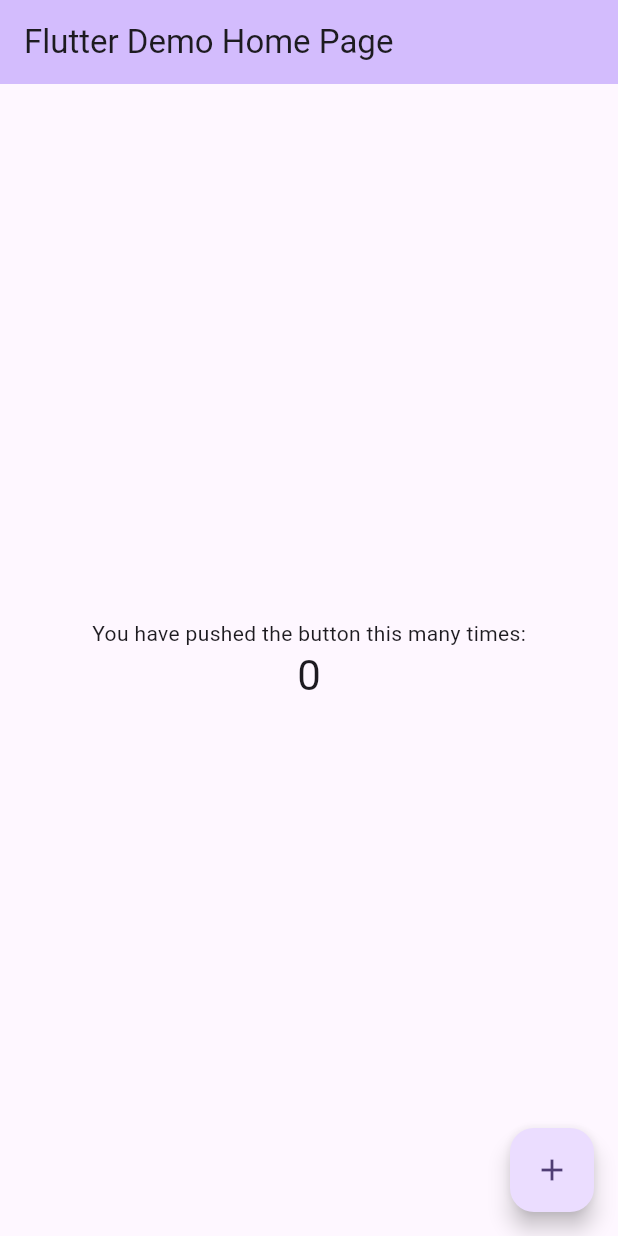
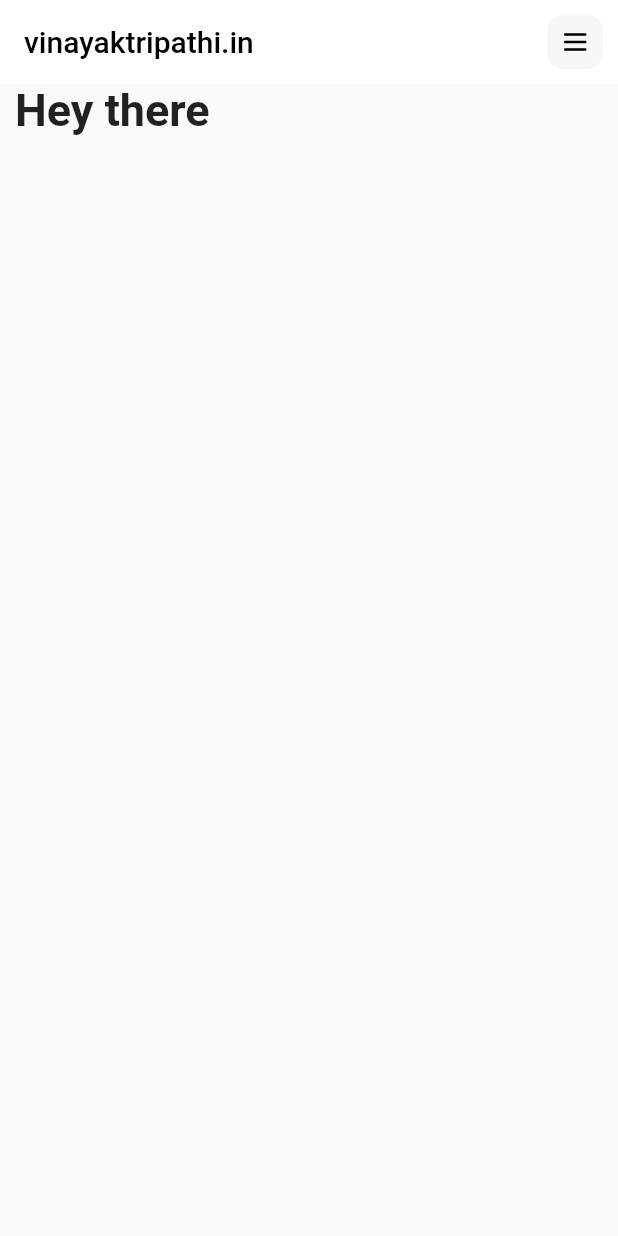
Before and after one commit to vinayaktripathi-in/portfolio-project-app, a Flutter app: the screen it shows after launch, on a phone screen of 412 x 824 dp. Run offline on Flutter 3.47's test engine with Material 2 defaults, Android fonts, the phone set to English and light mode, and no system bars; our stand-ins replace flutter_svg.

Commit message:
initial commit

```diff
--- a/lib/main.dart
+++ b/lib/main.dart
@@ -1,4 +1,5 @@
 import 'package:flutter/material.dart';
+import 'package:portfolio_app/pages/home.dart';
 
 void main() {
   runApp(const MyApp());
@@ -11,115 +12,13 @@ class MyApp extends StatelessWidget {
   @override
   Widget build(BuildContext context) {
     return MaterialApp(
-      title: 'Flutter Demo',
+      title: 'Portfolio Project',
+      debugShowCheckedModeBanner: false,
       theme: ThemeData(
-        // This is the theme of your application.
-        //
-        // TRY THIS: Try running your application with "flutter run". You'll see
-        // the application has a blue toolbar. Then, without quitting the app,
-        // try changing the seedColor in the colorScheme below to Colors.green
-        // and then invoke "hot reload" (save your changes or press the "hot
-        // reload" button in a Flutter-supported IDE, or press "r" if you used
-        // the command line to start the app).
-        //
-        // Notice that the counter didn't reset back to zero; the application
-        // state is not lost during the reload. To reset the state, use hot
-        // restart instead.
-        //
-        // This works for code too, not just values: Most code changes can be
-        // tested with just a hot reload.
-        colorScheme: ColorScheme.fromSeed(seedColor: Colors.deepPurple),
-        useMaterial3: true,
+        // colorScheme: ColorScheme.fromSeed(seedColor: Colors.deepPurpleAccent),
+        // useMaterial3: true,
       ),
-      home: const MyHomePage(title: 'Flutter Demo Home Page'),
+      home: const HomePage(),
     );
   }
 }
-
-class MyHomePage extends StatefulWidget {
-  const MyHomePage({super.key, required this.title});
-
-  // This widget is the home page of your application. It is stateful, meaning
-  // that it has a State object (defined below) that contains fields that affect
-  // how it looks.
-
-  // This class is the configuration for the state. It holds the values (in this
-  // case the title) provided by the parent (in this case the App widget) and
-  // used by the build method of the State. Fields in a Widget subclass are
-  // always marked "final".
-
-  final String title;
-
-  @override
-  State<MyHomePage> createState() => _MyHomePageState();
-}
-
-class _MyHomePageState extends State<MyHomePage> {
-  int _counter = 0;
-
-  void _incrementCounter() {
-    setState(() {
-      // This call to setState tells the Flutter framework that something has
-      // changed in this State, which causes it to rerun the build method below
-      // so that the display can reflect the updated values. If we changed
-      // _counter without calling setState(), then the build method would not be
-      // called again, and so nothing would appear to happen.
-      _counter++;
-    });
-  }
-
-  @override
-  Widget build(BuildContext context) {
-    // This method is rerun every time setState is called, for instance as done
-    // by the _incrementCounter method above.
-    //
-    // The Flutter framework has been optimized to make rerunning build methods
-    // fast, so that you can just rebuild anything that needs updating rather
-    // than having to individually change instances of widgets.
-    return Scaffold(
-      appBar: AppBar(
-        // TRY THIS: Try changing the color here to a specific color (to
-        // Colors.amber, perhaps?) and trigger a hot reload to see the AppBar
-        // change color while the other colors stay the same.
-        backgroundColor: Theme.of(context).colorScheme.inversePrimary,
-        // Here we take the value from the MyHomePage object that was created by
-        // the App.build method, and use it to set our appbar title.
-        title: Text(widget.title),
-      ),
-      body: Center(
-        // Center is a layout widget. It takes a single child and positions it
-        // in the middle of the parent.
-        child: Column(
-          // Column is also a layout widget. It takes a list of children and
-          // arranges them vertically. By default, it sizes itself to fit its
-          // children horizontally, and tries to be as tall as its parent.
-          //
-          // Column has various properties to control how it sizes itself and
-          // how it positions its children. Here we use mainAxisAlignment to
-          // center the children vertically; the main axis here is the vertical
-          // axis because Columns are vertical (the cross axis would be
-          // horizontal).
-          //
-          // TRY THIS: Invoke "debug painting" (choose the "Toggle Debug Paint"
-          // action in the IDE, or press "p" in the console), to see the
-          // wireframe for each widget.
-          mainAxisAlignment: MainAxisAlignment.center,
-          children: <Widget>[
-            const Text(
-              'You have pushed the button this many times:',
-            ),
-            Text(
-              '$_counter',
-              style: Theme.of(context).textTheme.headlineMedium,
-            ),
-          ],
-        ),
-      ),
-      floatingActionButton: FloatingActionButton(
-        onPressed: _incrementCounter,
-        tooltip: 'Increment',
-        child: const Icon(Icons.add),
-      ), // This trailing comma makes auto-formatting nicer for build methods.
-    );
-  }
-}
--- /dev/null
+++ b/lib/pages/home.dart
@@ -0,0 +1,59 @@
+import 'package:flutter/material.dart';
+import 'package:flutter_svg/flutter_svg.dart';
+
+class HomePage extends StatelessWidget {
+  const HomePage({super.key});
+
+  @override
+  Widget build(BuildContext context) {
+    return Scaffold(
+      appBar: appBar(),
+      body: const Column(
+        children: [
+          Padding(
+            padding: EdgeInsets.only(left: 10),
+            child: Text(
+              "Hey there",
+              style: TextStyle(
+                fontSize: 30,
+                fontWeight: FontWeight.bold,
+              ),
+            ),
+          ),
+        ],
+      ),
+    );
+  }
+
+  AppBar appBar() {
+    return AppBar(
+      title: const Text(
+        "vinayaktripathi.in",
+        style: TextStyle(
+          color: Colors.black,
+          fontSize: 20,
+        ),
+      ),
+      backgroundColor: Colors.white,
+      elevation: 0.0,
+      actions: [
+        GestureDetector(
+          onTap: () {},
+          child: Container(
+            margin: const EdgeInsets.all(10),
+            alignment: Alignment.center,
+            width: 37,
+            decoration: BoxDecoration(
+                color: const Color(0xfff7f7f8),
+                borderRadius: BorderRadius.circular(10)),
+            child: SvgPicture.asset(
+              'assets/icons/menu-svgrepo-com.svg',
+              height: 20,
+              width: 20,
+            ),
+          ),
+        )
+      ],
+    );
+  }
+}
--- a/pubspec.yaml
+++ b/pubspec.yaml
@@ -35,6 +35,7 @@ dependencies:
   # The following adds the Cupertino Icons font to your application.
   # Use with the CupertinoIcons class for iOS style icons.
   cupertino_icons: ^1.0.2
+  flutter_svg: ^2.0.9
 
 dev_dependencies:
   flutter_test:
@@ -59,8 +60,8 @@ flutter:
   uses-material-design: true
 
   # To add assets to your application, add an assets section, like this:
-  # assets:
-  #   - images/a_dot_burr.jpeg
+  assets:
+    - assets/icons/
   #   - images/a_dot_ham.jpeg
 
   # An image asset can refer to one or more resolution-specific "variants", see
```
Also changed, not shown: assets/icons/back-svgrepo-com.svg (added), assets/icons/menu-svgrepo-com.svg (added), pubspec.lock.
